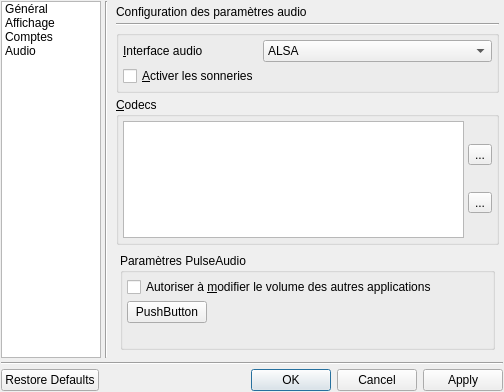
Old version of the form sflphone-qt/ConfigDialog.ui in the repository savoirfairelinux/jami-daemon.
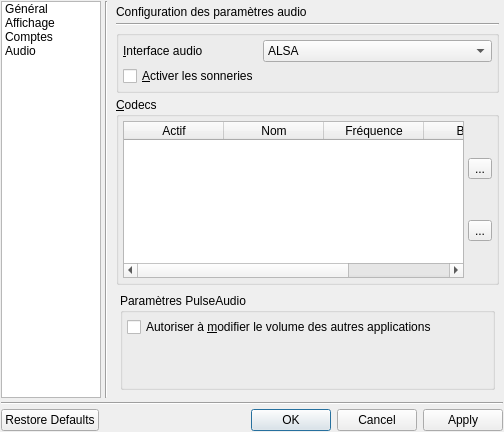
New version of the form. The open tabs and pages were chosen to show the change. Icons and pictures are not drawn.

Commit message: Config Dialog almost finished.

Patch:
```diff
--- a/sflphone-qt/ConfigDialog.ui
+++ b/sflphone-qt/ConfigDialog.ui
@@ -7,7 +7,7 @@
     <x>0</x>
     <y>0</y>
     <width>504</width>
-    <height>392</height>
+    <height>432</height>
    </rect>
   </property>
   <property name="minimumSize" >
@@ -794,20 +794,16 @@
          </item>
          <item>
           <widget class="QGroupBox" name="groupBox2_Codecs" >
+           <property name="sizePolicy" >
+            <sizepolicy vsizetype="Preferred" hsizetype="Preferred" >
+             <horstretch>0</horstretch>
+             <verstretch>0</verstretch>
+            </sizepolicy>
+           </property>
            <property name="title" >
             <string>&amp;Codecs</string>
            </property>
            <layout class="QGridLayout" name="gridLayout" >
-            <item row="0" column="0" >
-             <widget class="QTableView" name="tableViewCodecs" >
-              <property name="dragEnabled" >
-               <bool>true</bool>
-              </property>
-              <property name="sortingEnabled" >
-               <bool>true</bool>
-              </property>
-             </widget>
-            </item>
             <item row="0" column="2" >
              <layout class="QVBoxLayout" name="verticalLayout_OrdreCodecs" >
               <property name="leftMargin" >
@@ -832,6 +828,65 @@
               </item>
              </layout>
             </item>
+            <item row="0" column="0" >
+             <widget class="QTableWidget" name="tableWidget_Codecs" >
+              <property name="sizePolicy" >
+               <sizepolicy vsizetype="Preferred" hsizetype="Expanding" >
+                <horstretch>0</horstretch>
+                <verstretch>0</verstretch>
+               </sizepolicy>
+              </property>
+              <property name="minimumSize" >
+               <size>
+                <width>0</width>
+                <height>100</height>
+               </size>
+              </property>
+              <property name="frameShape" >
+               <enum>QFrame::StyledPanel</enum>
+              </property>
+              <property name="frameShadow" >
+               <enum>QFrame::Sunken</enum>
+              </property>
+              <property name="verticalScrollBarPolicy" >
+               <enum>Qt::ScrollBarAsNeeded</enum>
+              </property>
+              <property name="textElideMode" >
+               <enum>Qt::ElideRight</enum>
+              </property>
+              <property name="verticalScrollMode" >
+               <enum>QAbstractItemView::ScrollPerPixel</enum>
+              </property>
+              <property name="horizontalScrollMode" >
+               <enum>QAbstractItemView::ScrollPerPixel</enum>
+              </property>
+              <column>
+               <property name="text" >
+                <string>Actif</string>
+               </property>
+              </column>
+              <column>
+               <property name="text" >
+                <string>Nom</string>
+               </property>
+              </column>
+              <column>
+               <property name="text" >
+                <string>Fréquence</string>
+               </property>
+              </column>
+              <column>
+               <property name="text" >
+                <string>Bitrate</string>
+               </property>
+              </column>
+              <column>
+               <property name="text" >
+                <string>Bande Passante</string>
+               </property>
+              </column>
+             </widget>
+            </item>
            </layout>
           </widget>
          </item>
@@ -927,7 +982,7 @@
              <item>
               <widget class="QGroupBox" name="groupBox_PulseAudio" >
                <property name="sizePolicy" >
-                <sizepolicy vsizetype="Preferred" hsizetype="Expanding" >
+                <sizepolicy vsizetype="Expanding" hsizetype="Expanding" >
                  <horstretch>0</horstretch>
                  <verstretch>0</verstretch>
                 </sizepolicy>
@@ -936,6 +991,9 @@
                 <string>Paramètres PulseAudio</string>
                </property>
                <layout class="QFormLayout" name="formLayout_11" >
+                <property name="fieldGrowthPolicy" >
+                 <enum>QFormLayout::ExpandingFieldsGrow</enum>
+                </property>
                 <item row="0" column="0" >
                  <widget class="QCheckBox" name="checkBox_ModifVolumeApps" >
                   <property name="text" >
@@ -943,16 +1001,6 @@
                   </property>
                  </widget>
                 </item>
-                <item row="1" column="0" >
-                 <widget class="QPushButton" name="pushButton" >
-                  <property name="text" >
-                   <string>PushButton</string>
-                  </property>
-                  <property name="default" >
-                   <bool>false</bool>
-                  </property>
-                 </widget>
-                </item>
                </layout>
               </widget>
              </item>
```
Left out of the diff: 115 changed lines with no effect on the pictures. The commit also changes 23 other files.
